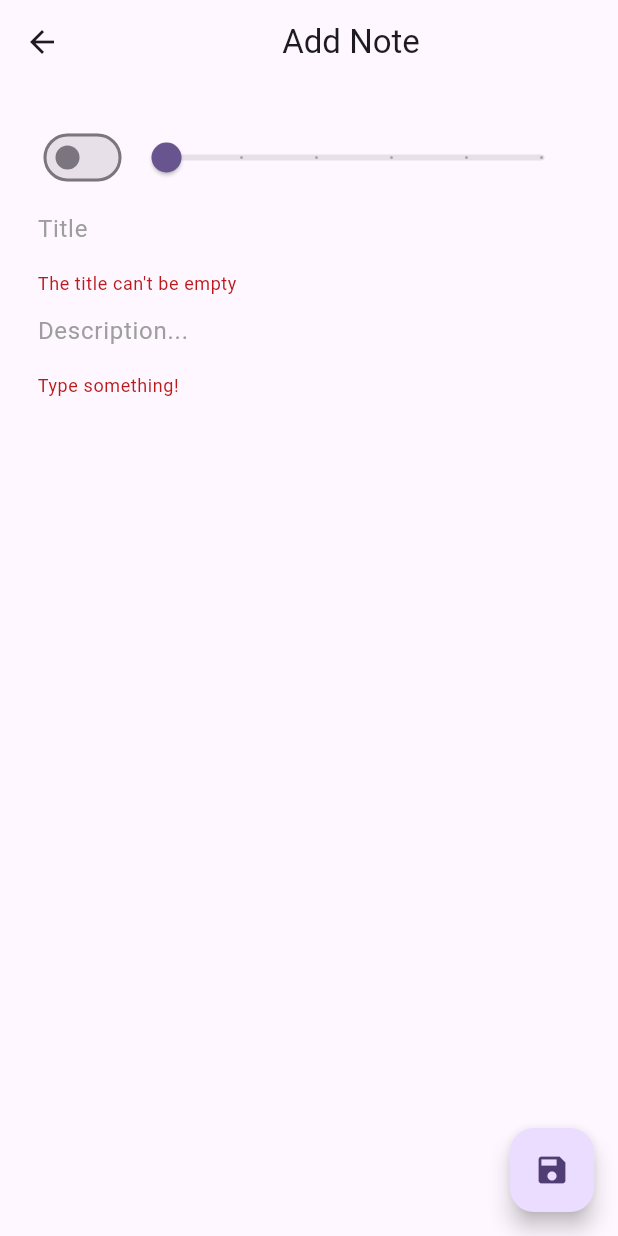
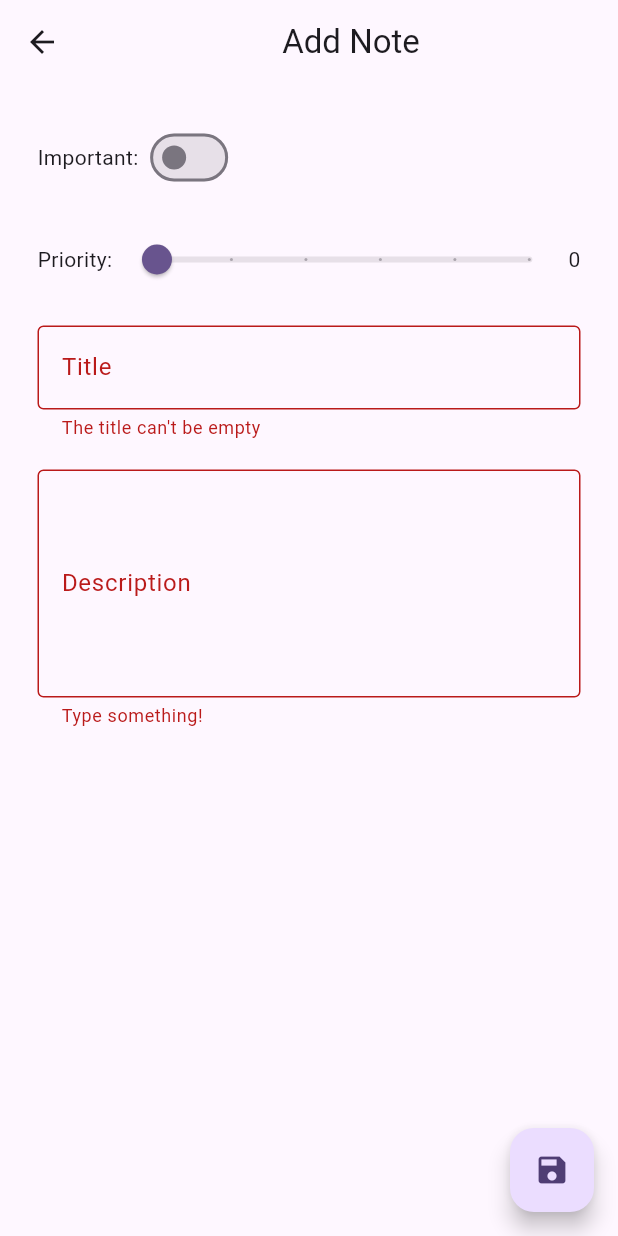
Before and after one commit to abir739/Flutter_Widgets, a Flutter app: the AddNoteScreen screen opened directly, after a tap on the "save" icon, on a phone screen of 412 x 824 dp. Run offline on Flutter 3.47's test engine with Material 3 defaults, Android fonts, the light colour scheme and no system bars; our stand-ins replace get, sqflite; accounts and stored records are empty.

```diff
--- a/flutter_sql_database/lib/widget/add_note_widget.dart
+++ b/flutter_sql_database/lib/widget/add_note_widget.dart
@@ -39,9 +39,11 @@ class _AddNoteWidgetState extends State<AddNoteWidget> {
       child: Padding(
         padding: const EdgeInsets.all(25),
         child: Column(
+          crossAxisAlignment: CrossAxisAlignment.start,
           children: [
             Row(
               children: [
+                Text('Important: '),
                 Switch(
                   value: isImportant,
                   onChanged: (value) {
@@ -49,26 +51,35 @@ class _AddNoteWidgetState extends State<AddNoteWidget> {
                     widget.onChangedImportant(value);
                   },
                 ),
+              ],
+            ),
+            const SizedBox(height: 20),
+            Row(
+              children: [
+                Text('Priority: '),
                 Expanded(
                   child: Slider(
                     value: (number).toDouble(),
                     min: 0,
                     max: 5,
                     divisions: 5,
+                    label: number.toString(),
                     onChanged: (value) {
                       setState(() => number = value.toInt());
                       widget.onChangedNumber(value.toInt());
                     },
                   ),
                 ),
+                Text(number.toString()),
               ],
             ),
+            const SizedBox(height: 20),
             TextFormField(
               initialValue: title,
               decoration: const InputDecoration(
-                border: InputBorder.none,
-                hintText: 'Title',
-                hintStyle: TextStyle(color: Colors.grey),
+                border: OutlineInputBorder(),
+                labelText: 'Title',
+                hintText: 'Enter title',
               ),
               validator: (title) => title != null && title.isEmpty
                   ? 'The title can\'t be empty'
@@ -78,12 +89,13 @@ class _AddNoteWidgetState extends State<AddNoteWidget> {
                 widget.onChangedTitle(value);
               },
             ),
+            const SizedBox(height: 20),
             TextFormField(
               initialValue: description,
               decoration: const InputDecoration(
-                border: InputBorder.none,
-                hintText: 'Description...',
-                hintStyle: TextStyle(color: Colors.grey),
+                border: OutlineInputBorder(),
+                labelText: 'Description',
+                hintText: 'Enter description',
               ),
               validator: (description) =>
                   description != null && description.isEmpty
@@ -93,6 +105,7 @@ class _AddNoteWidgetState extends State<AddNoteWidget> {
                 setState(() => description = value);
                 widget.onChangedDescription(value);
               },
+              maxLines: 5,
             ),
           ],
         ),
```
Also changed, not shown: flutter_sql_database/lib/screens/notes_screen.dart (+6 -1 lines), flutter_sql_database/lib/widget/note_card_widget.dart (+36 -3 lines).
